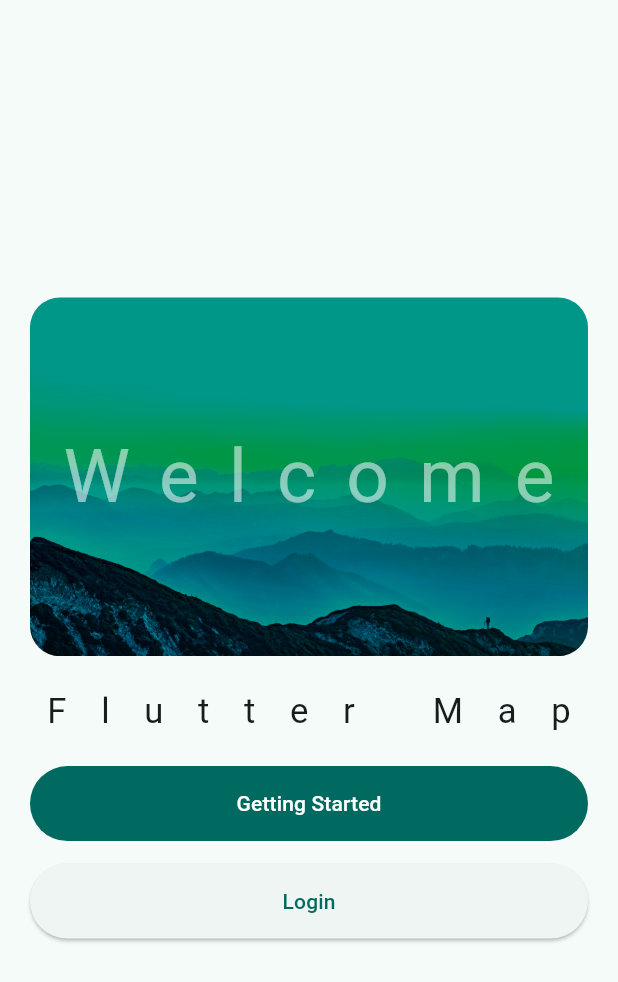
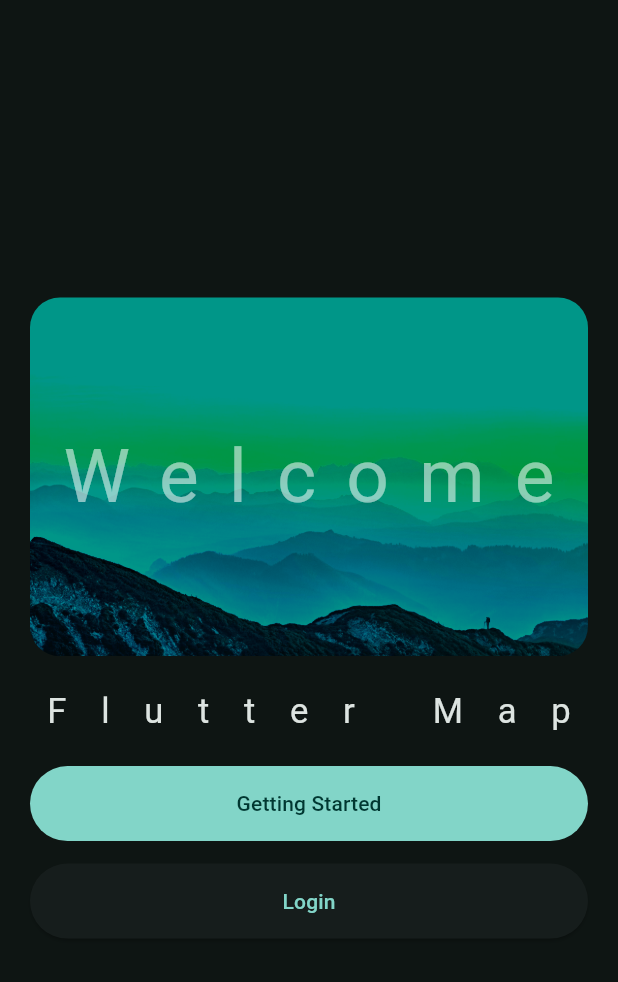
Before and after one commit to JusticeSwann/flutter_app, a Flutter app: the screen it shows after launch, on a phone screen of 412 x 824 dp. Shown: the top 982 px of the screen. Run offline on Flutter 3.47's test engine with Material 3 defaults, Android fonts, the phone set to English and light mode, and no system bars; our stand-ins replace shared_preferences.

Commit message:
reached 3:26:34

```diff
--- /dev/null
+++ b/devtools_options.yaml
@@ -0,0 +1,3 @@
+description: This file stores settings for Dart & Flutter DevTools.
+documentation: https://docs.flutter.dev/tools/devtools/extensions#configure-extension-enablement-states
+extensions:
--- /dev/null
+++ b/lib/data/prefs.dart
@@ -0,0 +1,3 @@
+class KConstants {
+  static const String themeModeKey = 'themeModeKey';
+}
--- a/lib/main.dart
+++ b/lib/main.dart
@@ -1,6 +1,8 @@
 import 'package:flutter/material.dart';
 import 'package:flutter_application/data/notifiers.dart';
+import 'package:flutter_application/data/prefs.dart';
 import 'package:flutter_application/views/pages/welcome_page.dart';
+import 'package:shared_preferences/shared_preferences.dart';
 
 void main() {
   runApp(const MyApp());
@@ -11,13 +13,23 @@ class MyApp extends StatefulWidget{
 
   @override
   State<MyApp> createState() => _MyAppState();
-
-
 }
 
 
 
 class _MyAppState extends State<MyApp>{
+  @override
+  void initState() {
+    initThemeMode();
+    super.initState();
+  }
+
+  void initThemeMode() async {
+    final SharedPreferences prefs = await SharedPreferences.getInstance();
+    final bool? repeat = prefs.getBool(KConstants.themeModeKey);
+    darkModeSelectNotifier.value = repeat ?? false;
+  }
+
   int selectedIndex = 0;
   @override
   Widget build(BuildContext context){
--- a/lib/views/pages/home_page.dart
+++ b/lib/views/pages/home_page.dart
@@ -1,5 +1,5 @@
 import 'package:flutter/material.dart';
-import 'package:flutter_application/data/constants.dart';
+import 'package:flutter_application/data/styles.dart';
 import 'package:flutter_application/widgets/hero_widget.dart';
 
 class HomePage extends StatelessWidget{
--- a/lib/views/pages/profile_page.dart
+++ b/lib/views/pages/profile_page.dart
@@ -13,7 +13,6 @@ class ProfilePage extends StatelessWidget{
           ListTile(
               title: Text('Logout'),
               onTap: () {
-
                 Navigator.pushReplacement(
                   context,
                   MaterialPageRoute(builder: (context) {
--- a/lib/views/pages/welcome_page.dart
+++ b/lib/views/pages/welcome_page.dart
@@ -1,7 +1,6 @@
 import 'package:flutter/material.dart';
 import 'package:flutter_application/data/notifiers.dart';
 import 'package:flutter_application/views/pages/login_page.dart';
-import 'package:flutter_application/views/widget_tree.dart';
 import 'package:flutter_application/widgets/hero_widget.dart';
 
 class WelcomePage extends StatelessWidget{
--- a/pubspec.yaml
+++ b/pubspec.yaml
@@ -36,6 +36,7 @@ dependencies:
   # Use with the CupertinoIcons class for iOS style icons.
   cupertino_icons: ^1.0.8
   lottie: ^3.2.0
+  shared_preferences: ^2.5.1
 
 dev_dependencies:
   flutter_test:
```
Also changed, not shown: lib/views/pages/login_page.dart (+5 -4 lines), lib/widgets/app_bar.dart (+6 -1 lines), lib/data/styles.dart (renamed from lib/data/constants.dart), pubspec.lock, 1 other file.
